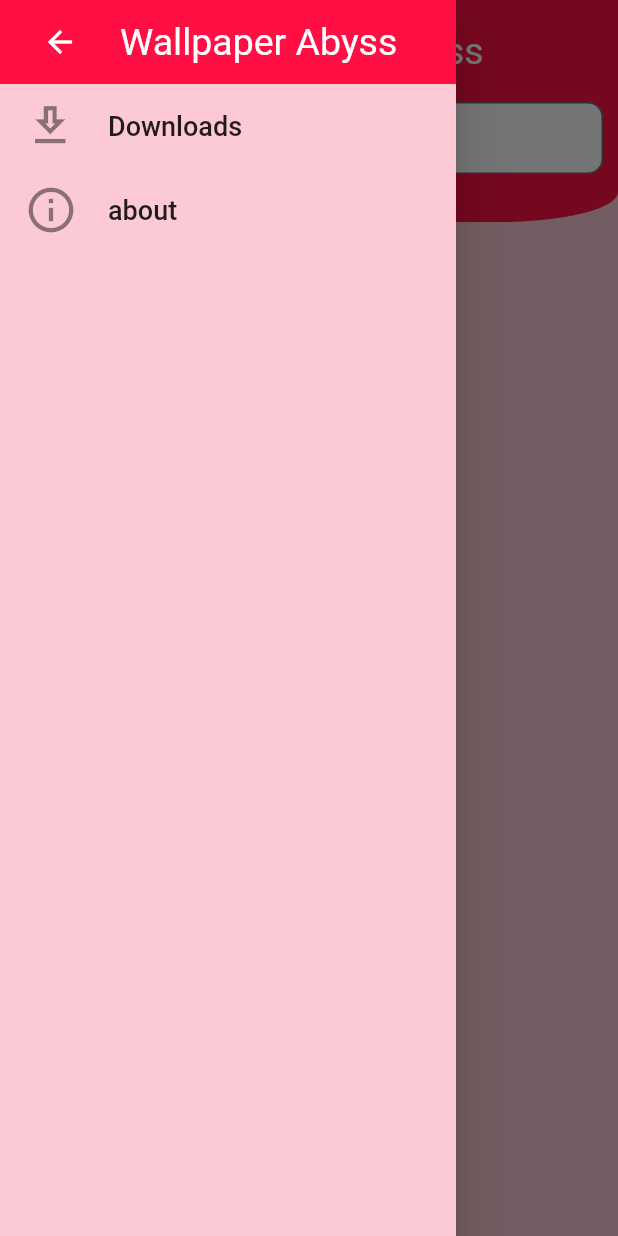
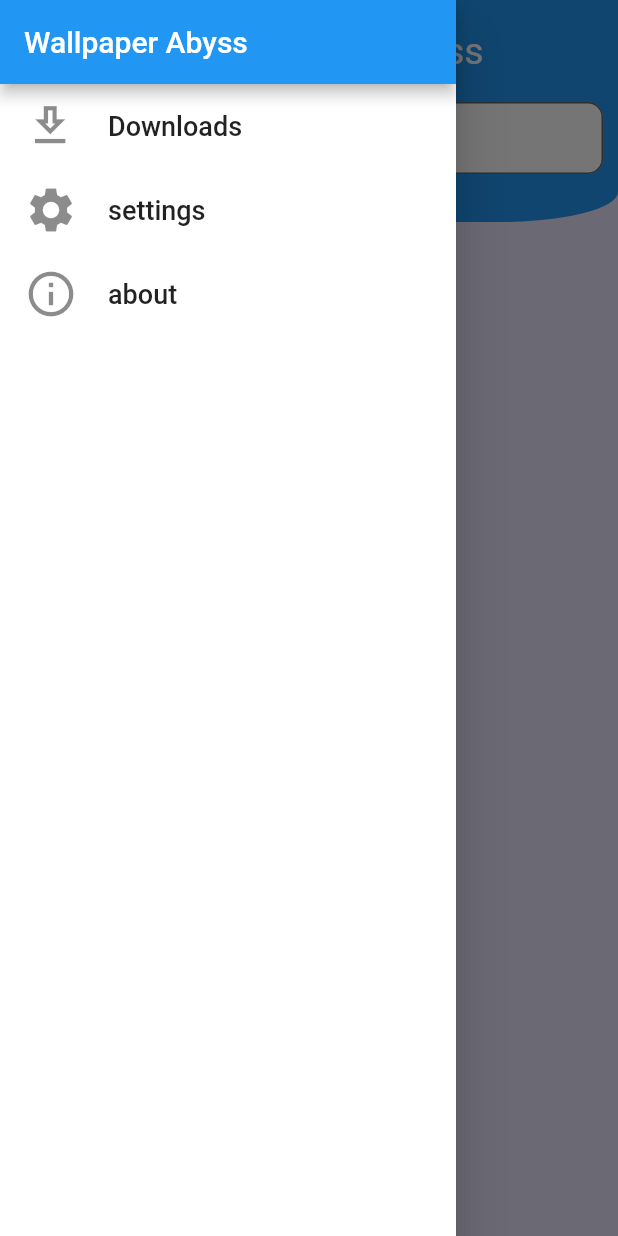
Before and after one commit to Ammourie/Wallpaper-Abyss, a Flutter app: the screen it shows after launch, in the side drawer, after a tap on "Downloads", on a phone screen of 412 x 824 dp. Run offline on Flutter 3.47's test engine with Material 2 defaults, Android fonts, the light colour scheme and no system bars; our stand-ins replace flutter_tags, fluttertoast, open_file, permission_handler, shared_preferences, sqflite; missing offline and left inert: flutter_downloader; accounts and stored records are empty; network calls fail; statements that could not run were skipped.

Commit message:
new settings created

```diff
--- a/lib/main.dart
+++ b/lib/main.dart
@@ -1,7 +1,12 @@
+import 'dart:io';
+
 import 'package:flutter/material.dart';
 import 'package:flutter_downloader/flutter_downloader.dart';
 import 'package:flutter/services.dart';
+import './notifires/settings_notifire.dart';
+import 'package:provider/provider.dart';
 import 'pages/home.dart';
+import 'package:path_provider/path_provider.dart' as pp;
 // import 'package:workmanager/workmanager.dart';
 
 main(List<String> args) async {
@@ -9,6 +14,9 @@
   FlutterDownloader.initialize(
       debug: false // optional: set false to disable printing logs to console
       );
+  Directory tmp = await pp.getExternalStorageDirectory();
+  File f = new File("${tmp.path}/.nomedia");
+  f.createSync(recursive: true);
 
   runApp(MyApp());
 }
@@ -20,16 +28,20 @@
       DeviceOrientation.portraitUp,
       DeviceOrientation.portraitDown,
     ]);
-    SystemChrome.setSystemUIOverlayStyle(SystemUiOverlayStyle(
-      statusBarColor: Color(0xE1FCC4D0),
-    ));
-    return MaterialApp(
-        theme: ThemeData(
-          brightness: Brightness.light,
-          primaryColor: Colors.blue[800],
-        ),
-        home: Home(
-          tagFlag: false,
-        ));
+
+    // SystemChrome.setSystemUIOverlayStyle(SystemUiOverlayStyle(
+    //   statusBarColor: Theme.of(context).accentColor,
+    // ));
+    return ChangeNotifierProvider(
+      create: (_) => SettingsNotifire()..init(),
+      child: Consumer<SettingsNotifire>(builder: (context, notifier, _) {
+        return MaterialApp(
+          theme: notifier.flag ? notifier.theme1 : notifier.theme2,
+          home: Home(
+            tagFlag: false,
+          ),
+        );
+      }),
+    );
   }
 }
--- /dev/null
+++ b/lib/notifires/settings_notifire.dart
@@ -0,0 +1,56 @@
+import 'package:flutter/cupertino.dart';
+import 'package:flutter/material.dart';
+import 'package:shared_preferences/shared_preferences.dart';
+
+class SettingsNotifire extends ChangeNotifier {
+  final theme1 = ThemeData(
+    primaryColor: Colors.red,
+    buttonColor: Colors.red[400],
+    accentColor: Color(0xFFB4B4B4),
+    canvasColor: Color(0xFFFAE5E5),
+    scaffoldBackgroundColor: Colors.white,
+  );
+  final theme2 = ThemeData(
+    primaryColor: Colors.blue,
+    buttonColor: Colors.blue[400],
+    accentColor: Color(0xFFB4B4B4),
+    canvasColor: Color(0xFFE9E5FA),
+    scaffoldBackgroundColor: Colors.white,
+  );
+
+  bool _flag = false;
+  bool _storageLocation = false;
+
+  SharedPreferences _flagStorage;
+  void init() async {
+    _flagStorage = await SharedPreferences.getInstance();
+    if (_flagStorage.containsKey("flag")) {
+      _flag = _flagStorage.getBool("flag");
+    } else {
+      _flagStorage.setBool("flag", false);
+    }
+    if (_flagStorage.containsKey("storageLocation")) {
+      _storageLocation = _flagStorage.getBool("storageLocation");
+    } else {
+      _flagStorage.setBool("storageLocation", false);
+    }
+    notifyListeners();
+  }
+
+  bool get flag => _flag;
+  bool get storageLocation => _storageLocation;
+  void setStorage(bool storage) {
+    _storageLocation = storage;
+    _flagStorage.setBool("storageLocation", storage);
+
+    // print(_storageLocation);
+    notifyListeners();
+  }
+
+  void toggleTheme() {
+    _flag = !_flag;
+
+    _flagStorage.setBool("flag", _flag);
+    notifyListeners();
+  }
+}
--- a/lib/pages/home.dart
+++ b/lib/pages/home.dart
@@ -1,4 +1,5 @@
 import 'package:flutter/material.dart';
+import 'package:fuck/pages/settings.dart';
 import 'downloads_page.dart';
 import 'dart:convert';
 import 'about.dart';
@@ -94,7 +95,7 @@
           onCreate: (Database db, int version) async {
         // When creating the db, create the table
         await db.execute(
-            'CREATE TABLE Downloads (imageName TEXT PRIMARY KEY, imagePath TEXT)');
+            'CREATE TABLE Downloads (imageName TEXT PRIMARY KEY, imagePath TEXT,thumbnailPath TEXT)');
       });
     }();
     fetch();
@@ -104,18 +105,18 @@
   @override
   Widget build(BuildContext context) {
     return Scaffold(
+      backgroundColor: Theme.of(context).canvasColor,
       key: mykey,
       drawer: buildDrawer(context),
       body: SafeArea(
         child: Container(
-          color: Color(0xE1FCC4D0),
           child: Column(
             children: [
               Column(
                 children: [
                   Container(
                     decoration: BoxDecoration(
-                      color: Color(0xEFFF0239),
+                      color: Theme.of(context).primaryColor,
                       borderRadius: BorderRadius.only(
                         bottomRight: Radius.elliptical(80, 20),
                         bottomLeft: Radius.elliptical(80, 20),
@@ -192,13 +193,14 @@
               ),
               Expanded(
                 child: Container(
-                  decoration: BoxDecoration(
-                      // color: Color(0x65FF9E9E),
-                      ),
                   child: (searchFlag == true && imageURL.length == 0)
                       ? Container(
                           padding: EdgeInsets.symmetric(vertical: 10),
-                          child: Center(child: CircularProgressIndicator()),
+                          child: Center(
+                            child: CircularProgressIndicator(
+                                valueColor: new AlwaysStoppedAnimation<Color>(
+                                    Theme.of(context).primaryColor)),
+                          ),
                         )
                       : ListView.builder(
                           // itemExtent: 250.0,
@@ -213,9 +215,9 @@
                                               child: CircularProgressIndicator(
                                                 valueColor:
                                                     new AlwaysStoppedAnimation<
-                                                        Color>(
-                                                  Color(0xE1FF2B59),
-                                                ),
+                                                            Color>(
+                                                        Theme.of(context)
+                                                            .primaryColor),
                                               ),
                                             )
                                           : FlatButton(
@@ -223,7 +225,8 @@
                                                 borderRadius:
                                                     BorderRadius.circular(18.0),
                                               ),
-                                              color: Color(0xE1FF2B59),
+                                              color:
+                                                  Theme.of(context).buttonColor,
                                               child: Padding(
                                                 padding: EdgeInsets.all(10.0),
                                                 child: Text(
@@ -284,30 +287,13 @@
 
   Drawer buildDrawer(BuildContext context) {
     return Drawer(
-      child: SafeArea(
-        child: Container(
-          decoration: BoxDecoration(
-            color: Color(0xE1FCC4D0),
-          ),
+      child: Scaffold(
+        appBar: AppBar(
+          title: Text("Wallpaper Abyss"),
+        ),
+        body: Container(
           child: Column(
             children: [
-              Container(
-                decoration: BoxDecoration(
-                  color: Color(0xEFFF0239),
-                ),
-                child: ListTile(
-                  title: AppTitle(),
-                  leading: IconButton(
-                    icon: Icon(
-                      Icons.arrow_back,
-                      color: Colors.white,
-                    ),
-                    onPressed: () {
-                      mykey.currentState.openEndDrawer();
-                    },
-                  ),
-                ),
-              ),
               ListTile(
                 onTap: () async {
                   Database database = await openDatabase(dbPath);
@@ -336,6 +322,23 @@
                 leading: Icon(
                   Icons.download_outlined,
                   size: 35,
+                ),
+              ),
+              ListTile(
+                onTap: () => Navigator.push(
+                    context,
+                    MaterialPageRoute(
+                      builder: (context) => SettingsPage(),
+                    )),
+                title: Text(
+                  "settings",
+                  style: TextStyle(
+                    fontSize: 18,
+                  ),
+                ),
+                leading: Icon(
+                  Icons.settings,
+                  size: 36,
                 ),
               ),
               ListTile(
--- a/pubspec.yaml
+++ b/pubspec.yaml
@@ -40,7 +40,8 @@
   flutter_launcher_icons: "^0.8.0"
   flutter_tags: "^0.4.9"
   url_launcher: ^5.7.2
-
+  provider: ^4.3.2+2
+  shared_preferences: ^0.5.12+2
 
 
 
```
Also changed, not shown: lib/pages/about.dart (+21 -5 lines), lib/pages/downloads_page.dart (+33 -10 lines), lib/pages/image.dart (+44 -24 lines), lib/pages/settings.dart (added, +91 -0 lines), lib/wid/landscape_card.dart (+45 -15 lines), pubspec.lock, 1 other file.
